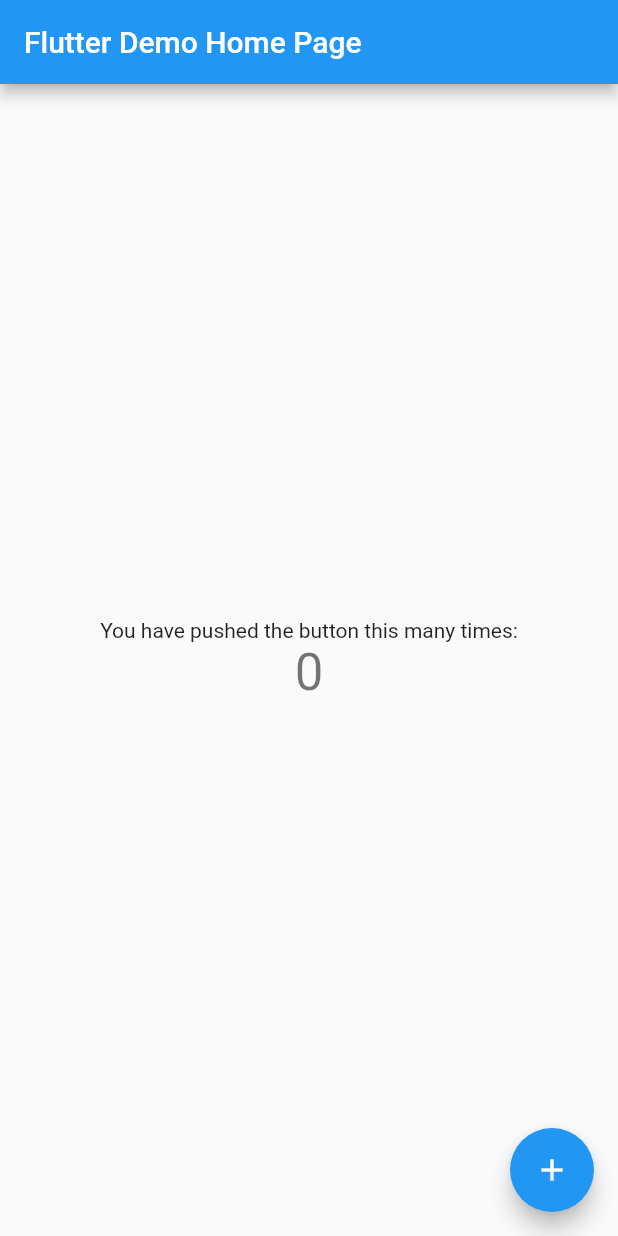
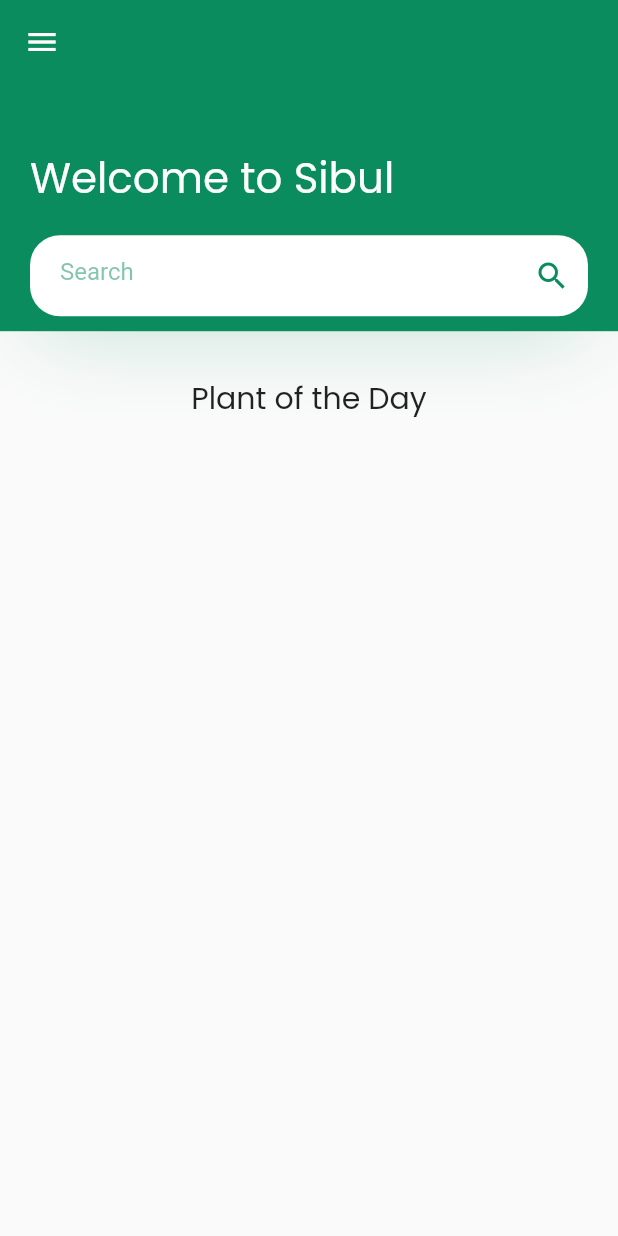
Before and after one commit to kdreyes1/Sibul, a Flutter app: the screen it shows after launch, on a phone screen of 412 x 824 dp. Run offline on Flutter 3.47's test engine with Material 2 defaults, Android fonts, the phone set to English and light mode, and no system bars; our stand-ins replace google_fonts.

Commit message:
Header to Plant of The Day

```diff
--- /dev/null
+++ b/sibul/lib/constants.dart
@@ -0,0 +1,3 @@
+import 'package:flutter/material.dart';
+
+Color primaryColor = Color(0xFF0A8C5E);
--- /dev/null
+++ b/sibul/lib/logic/plants.dart
@@ -0,0 +1,18 @@
+import 'package:flutter/material.dart';
+import 'dart:convert';
+import 'package:http/http.dart';
+
+
+var _token = "3OifEjKfh_p8JM4tEF1_wVmSifZfM2y3Cxzx41vZHQw";
+
+String sample = "https://trefle.io/api/v1/plants?token=" + _token +"&filter%5Bcommon_name%5D=beach%20strawberry";
+
+class Plants {
+  String text;
+
+  Future <void> fetchData() async {
+    Response response = await get(sample);
+    Map data = jsonDecode(response.body);
+    text = data['text'];
+  }
+}
--- a/sibul/lib/main.dart
+++ b/sibul/lib/main.dart
@@ -1,117 +1,15 @@
 import 'package:flutter/material.dart';
+import 'package:sibul/views/homescreen.dart';
 
 void main() {
   runApp(MyApp());
 }
 
 class MyApp extends StatelessWidget {
-  // This widget is the root of your application.
   @override
   Widget build(BuildContext context) {
     return MaterialApp(
-      title: 'Flutter Demo',
-      theme: ThemeData(
-        // This is the theme of your application.
-        //
-        // Try running your application with "flutter run". You'll see the
-        // application has a blue toolbar. Then, without quitting the app, try
-        // changing the primarySwatch below to Colors.green and then invoke
-        // "hot reload" (press "r" in the console where you ran "flutter run",
-        // or simply save your changes to "hot reload" in a Flutter IDE).
-        // Notice that the counter didn't reset back to zero; the application
-        // is not restarted.
-        primarySwatch: Colors.blue,
-        // This makes the visual density adapt to the platform that you run
-        // the app on. For desktop platforms, the controls will be smaller and
-        // closer together (more dense) than on mobile platforms.
-        visualDensity: VisualDensity.adaptivePlatformDensity,
-      ),
-      home: MyHomePage(title: 'Flutter Demo Home Page'),
+      home: HomeScreen(),
     );
   }
 }
-
-class MyHomePage extends StatefulWidget {
-  MyHomePage({Key key, this.title}) : super(key: key);
-
-  // This widget is the home page of your application. It is stateful, meaning
-  // that it has a State object (defined below) that contains fields that affect
-  // how it looks.
-
-  // This class is the configuration for the state. It holds the values (in this
-  // case the title) provided by the parent (in this case the App widget) and
-  // used by the build method of the State. Fields in a Widget subclass are
-  // always marked "final".
-
-  final String title;
-
-  @override
-  _MyHomePageState createState() => _MyHomePageState();
-}
-
-class _MyHomePageState extends State<MyHomePage> {
-  int _counter = 0;
-
-  void _incrementCounter() {
-    setState(() {
-      // This call to setState tells the Flutter framework that something has
-      // changed in this State, which causes it to rerun the build method below
-      // so that the display can reflect the updated values. If we changed
-      // _counter without calling setState(), then the build method would not be
-      // called again, and so nothing would appear to happen.
-      _counter++;
-    });
-  }
-
-  @override
-  Widget build(BuildContext context) {
-    // This method is rerun every time setState is called, for instance as done
-    // by the _incrementCounter method above.
-    //
-    // The Flutter framework has been optimized to make rerunning build methods
-    // fast, so that you can just rebuild anything that needs updating rather
-    // than having to individually change instances of widgets.
-    return Scaffold(
-      appBar: AppBar(
-        // Here we take the value from the MyHomePage object that was created by
-        // the App.build method, and use it to set our appbar title.
-        title: Text(widget.title),
-      ),
-      body: Center(
-        // Center is a layout widget. It takes a single child and positions it
-        // in the middle of the parent.
-        child: Column(
-          // Column is also a layout widget. It takes a list of children and
-          // arranges them vertically. By default, it sizes itself to fit its
-          // children horizontally, and tries to be as tall as its parent.
-          //
-          // Invoke "debug painting" (press "p" in the console, choose the
-          // "Toggle Debug Paint" action from the Flutter Inspector in Android
-          // Studio, or the "Toggle Debug Paint" command in Visual Studio Code)
-          // to see the wireframe for each widget.
-          //
-          // Column has various properties to control how it sizes itself and
-          // how it positions its children. Here we use mainAxisAlignment to
-          // center the children vertically; the main axis here is the vertical
-          // axis because Columns are vertical (the cross axis would be
-          // horizontal).
-          mainAxisAlignment: MainAxisAlignment.center,
-          children: <Widget>[
-            Text(
-              'You have pushed the button this many times:',
-            ),
-            Text(
-              '$_counter',
-              style: Theme.of(context).textTheme.headline4,
-            ),
-          ],
-        ),
-      ),
-      floatingActionButton: FloatingActionButton(
-        onPressed: _incrementCounter,
-        tooltip: 'Increment',
-        child: Icon(Icons.add),
-      ), // This trailing comma makes auto-formatting nicer for build methods.
-    );
-  }
-}
--- /dev/null
+++ b/sibul/lib/views/components/header_search.dart
@@ -0,0 +1,73 @@
+import 'package:flutter/material.dart';
+import 'package:sibul/constants.dart';
+import 'package:google_fonts/google_fonts.dart';
+
+
+class HeaderWithSearch extends StatelessWidget {
+  const HeaderWithSearch({
+    Key key,
+  }) : super(key: key);
+
+  @override
+  Widget build(BuildContext context) {
+    return Container(
+      margin: EdgeInsets.only(bottom: 12 * 2.5),
+      child: Stack(children: [
+        Container(
+          padding: EdgeInsets.only(left: 20, right: 20, bottom: 40),
+          height: MediaQuery.of(context).size.height * 0.2,
+          decoration: BoxDecoration(
+            color: primaryColor,
+          ),
+          child: Row(
+            children: [
+              Text(
+                "Welcome to Sibul",
+                style: GoogleFonts.poppins(
+                    fontSize: 28,
+                    // fontWeight: FontWeight.bold,
+                    textStyle: TextStyle(color: Colors.white)),
+              ),
+              Spacer() // add another button here
+            ],
+          ),
+        ),
+        Positioned(
+          bottom: 10,
+          left: 0,
+          right: 0,
+          child: Container(
+            margin: EdgeInsets.symmetric(horizontal: 20),
+            height: 54,
+            decoration: BoxDecoration(
+              color: Colors.white,
+              borderRadius: BorderRadius.circular(20),
+              boxShadow: [
+                BoxShadow(
+                    offset: Offset(0, 10),
+                    blurRadius: 50,
+                    color: primaryColor.withOpacity(0.23))
+              ],
+            ),
+            child: TextField(
+              decoration: InputDecoration(
+                contentPadding: EdgeInsets.all(20),
+                hintText: 'Search',
+                hintStyle: TextStyle(
+                  color: primaryColor.withOpacity(0.5),
+                ),
+                enabledBorder: InputBorder.none,
+                focusedBorder: InputBorder.none,
+                suffixIcon: Icon(
+                  Icons.search,
+                  color: primaryColor,
+                ),
+              ),
+              cursorColor: primaryColor,
+            ),
+          ),
+        )
+      ]),
+    );
+  }
+}
--- /dev/null
+++ b/sibul/lib/views/homescreen.dart
@@ -0,0 +1,33 @@
+import 'package:flutter/material.dart';
+import 'package:google_fonts/google_fonts.dart';
+import 'package:sibul/constants.dart';
+import 'package:sibul/views/components/header_search.dart';
+
+class HomeScreen extends StatelessWidget {
+  @override
+  Widget build(BuildContext context) {
+    return Scaffold(
+      appBar: AppBar(
+        backgroundColor: primaryColor,
+        elevation: 0,
+        leading: IconButton(
+          icon: Icon(Icons.menu),
+          onPressed: () {},
+        ),
+      ),
+      body: Column(
+        children: [
+          HeaderWithSearch(),
+          Container(
+            child: Center(
+              child: Text(
+                "Plant of the Day",
+                style: GoogleFonts.poppins(fontSize: 20),
+              ),
+            ),
+          ),
+        ],
+      ),
+    );
+  }
+}
--- a/sibul/pubspec.yaml
+++ b/sibul/pubspec.yaml
@@ -28,6 +28,8 @@ dependencies:
   # The following adds the Cupertino Icons font to your application.
   # Use with the CupertinoIcons class for iOS style icons.
   cupertino_icons: ^1.0.0
+  google_fonts: ^1.1.1
+  http: ^0.12.2
 
 dev_dependencies:
   flutter_test:
```
Also changed, not shown: sibul/pubspec.lock, 3 other files.
